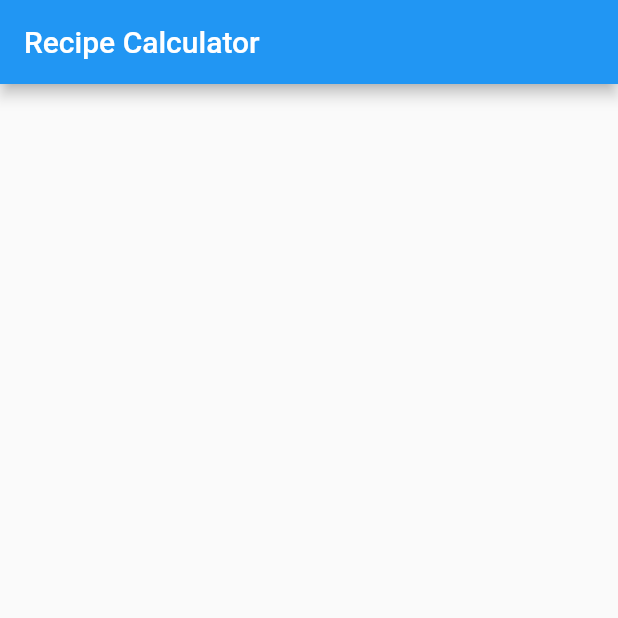
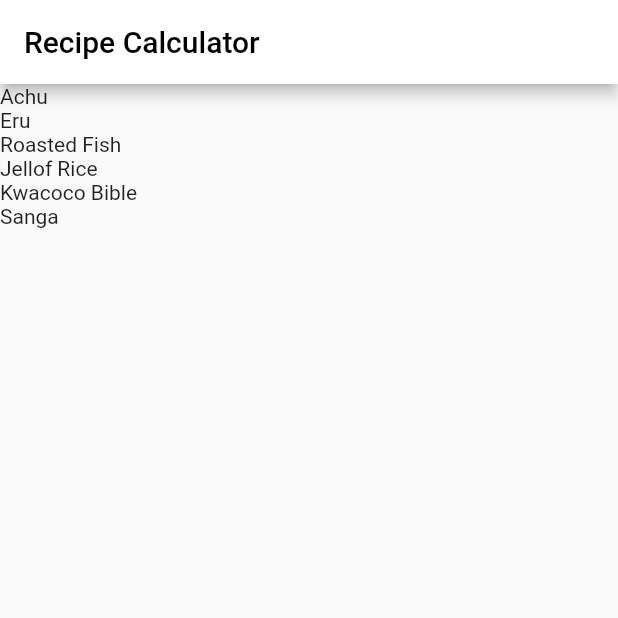
Before and after one commit to kelton-glitch/recipe, a Flutter app: the screen it shows after launch, on a phone screen of 412 x 824 dp, the top half of it. Run offline on Flutter 3.47's test engine with Material 2 defaults, Android fonts, the phone set to English and light mode, and no system bars.

Commit message:
Adding different dishes

```diff
--- a/lib/main.dart
+++ b/lib/main.dart
@@ -2,7 +2,7 @@ import 'package:flutter/material.dart';
 import 'recipe.dart';
 
 void main() {
-  runApp(const RecipeApp());
+  runApp(RecipeApp());
 }
 
 class RecipeApp extends StatelessWidget {
@@ -14,11 +14,10 @@ class RecipeApp extends StatelessWidget {
     return MaterialApp(
       title: 'Recipe Calculator',
       theme: ThemeData(
-
-        primaryColor: Colors.white,
-        accentColor: Colors.black
+        appBarTheme: const AppBarTheme(
+            backgroundColor: Colors.white, foregroundColor: Colors.black),
       ),
-      home: const MyHomePage(title: 'Recipe Calculator'),
+      home: MyHomePage(title: 'Recipe Calculator'),
     );
   }
 }
@@ -33,20 +32,20 @@ class MyHomePage extends StatefulWidget {
 }
 
 class _MyHomePageState extends State<MyHomePage> {
-@override
+  @override
   Widget build(BuildContext context) {
-
     return Scaffold(
       appBar: AppBar(
-
         title: Text(widget.title),
       ),
       body: SafeArea(
-
-        child: Column(),
-
+        child: ListView.builder(
+          itemCount: Recipe.samples.length,
+          itemBuilder: (BuildContext context, int index) {
+            return Text(Recipe.samples[index].label);
+          },
         ),
-
-          );
+      ),
+    );
   }
 }
--- a/lib/recipe.dart
+++ b/lib/recipe.dart
@@ -4,5 +4,12 @@ class Recipe {
 
   Recipe(this.label, this.imgeUrl);
 
-  static List<Recipe> samples = [Recipe('Spaghetti and Meatballs', 'assets/')];
+  static List<Recipe> samples = [
+    Recipe('Achu', 'images/achu.jpg'),
+    Recipe('Eru', 'images/eru.jpg'),
+    Recipe('Roasted Fish', 'images/fish.jpg'),
+    Recipe('Jellof Rice', 'images/jellof.jpg'),
+    Recipe('Kwacoco Bible', 'images/kwacoco.jpg'),
+    Recipe('Sanga', 'images/sanga.jpg'),
+    ];
 }
```
Also changed, not shown: pubspec.yaml (+7 -3 lines), images/achu.jpg (added), images/eru.jpg (added), images/fish.jpg (added), images/jellof.jpg (added), images/kwacoco.jpg (added), images/sanga.jpg (added).
